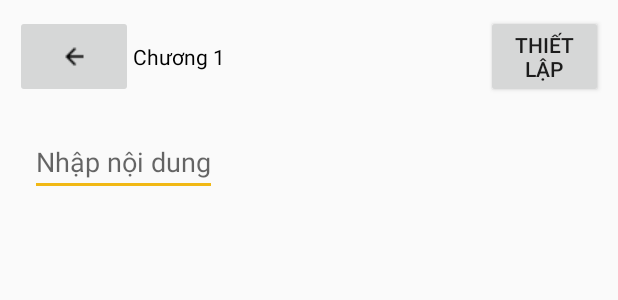
After one commit to ToThiMinhHang/DoAn_20192, an Android app: the layout chapter_item.xml on its own in the app's theme, with its tools: preview values and no code run, on a phone screen of 412 x 824 dp. The commit adds this screen. Shown: the top 300 px of the screen. Run offline under Robolectric (Android 15) with nearby library versions, the phone set to English and light mode, and no system bars.

Commit message:
hang update doc truyen va viet truyen

```diff
--- /dev/null
+++ b/app/src/main/res/layout/chapter_item.xml
@@ -0,0 +1,64 @@
+<androidx.constraintlayout.widget.ConstraintLayout xmlns:android="http://schemas.android.com/apk/res/android"
+    xmlns:app="http://schemas.android.com/apk/res-auto"
+    xmlns:tools="http://schemas.android.com/tools"
+    android:layout_width="match_parent"
+    android:layout_height="match_parent">
+
+    <LinearLayout
+        android:id="@+id/linearLayout2"
+        android:layout_width="match_parent"
+        android:layout_height="wrap_content"
+        android:orientation="horizontal"
+        android:padding="10dp"
+        android:weightSum="10"
+        app:layout_constraintStart_toStartOf="parent"
+        app:layout_constraintTop_toTopOf="parent">
+
+        <ImageButton
+            android:id="@+id/ic_back_2"
+            android:layout_width="match_parent"
+            android:layout_height="match_parent"
+            android:layout_weight="4"
+            android:src="@drawable/ic_back" />
+
+        <TextView
+            android:id="@+id/chapter_name"
+            android:layout_width="match_parent"
+            android:layout_height="match_parent"
+            android:layout_gravity="center"
+            android:layout_weight="2"
+            android:gravity="center_vertical"
+            android:text="Chương 1"
+            android:textColor="#000000" />
+        <Button
+            android:layout_width="match_parent"
+            android:layout_height="match_parent"
+            android:id="@+id/config"
+            android:text="Thiết lập"
+            android:layout_weight="4"/>
+    </LinearLayout>
+
+    <androidx.core.widget.NestedScrollView
+        android:id="@+id/nestedScrollView2"
+        android:layout_width="413dp"
+        android:layout_height="794dp"
+        android:paddingTop="10dp"
+        android:paddingLeft="20dp"
+        app:layout_constraintEnd_toEndOf="parent"
+        app:layout_constraintStart_toStartOf="parent"
+        app:layout_constraintTop_toBottomOf="@+id/linearLayout2">
+
+        <ScrollView
+            android:id="@+id/ScrollView01"
+            android:layout_width="match_parent"
+            android:layout_height="150dip"
+            android:layout_weight="1">
+
+            <EditText
+                android:id="@+id/content_chapter"
+                android:layout_width="wrap_content"
+                android:layout_height="wrap_content"
+                android:hint="Nhập nội dung" />
+        </ScrollView>
+    </androidx.core.widget.NestedScrollView>
+</androidx.constraintlayout.widget.ConstraintLayout>
--- a/app/src/main/res/values/strings.xml
+++ b/app/src/main/res/values/strings.xml
@@ -1,4 +1,5 @@
 <resources>
     <string name="app_name">MinhHang</string>
     <string name="simple_text">Lorem ipsum dolor sit amet, consectetur adipiscing elit, sed do eiusmod tempor incididunt ut labore et dolore magna aliqua. Ut enim ad minim veniam, quis nostrud exercitation ullamco laboris nisi ut aliquip ex ea commodo consequat. Duis aute irure dolor in reprehenderit in voluptate velit esse cillum dolore eu fugiat nulla pariatur. Excepteur sint occaecat cupidatat non proident, sunt in culpa qui officia deserunt mollit anim id est laborum.</string>
+    <string name="nh_p_n_i_dung_scrollview_androidx_core_widget_nestedscrollview_androidx_constraintlayout_widget_constraintlayout"><![CDATA[Nhập nội dung/> </ScrollView> </androidx.core.widget.NestedScrollView> </androidx.constraintlayout.widget.ConstraintLayout>]]></string>
 </resources>
```
Also changed, not shown: app/src/main/res/layout/read_item.xml (added, +49 -0 lines), app/src/main/res/layout/write_item.xml (+4 -3 lines), app/src/main/res/drawable/before.png (added), app/src/main/res/drawable/next.png (added).
